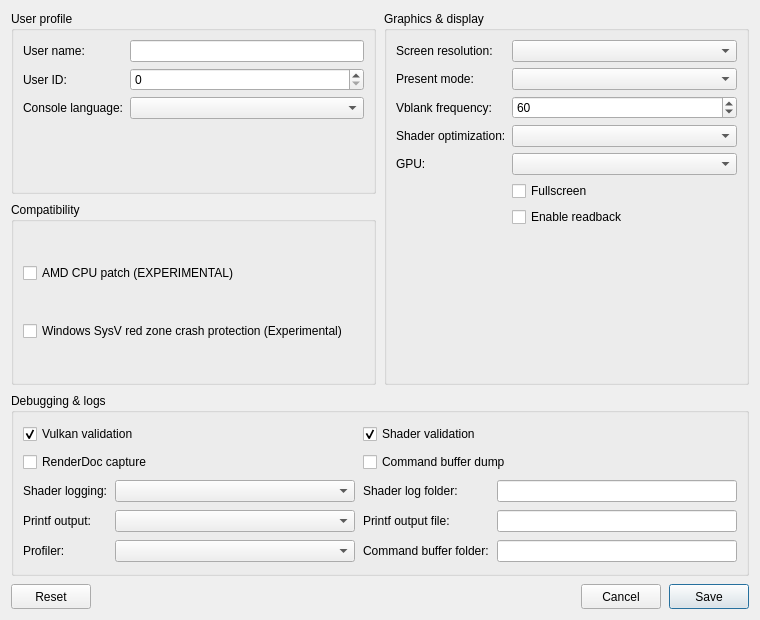
brunobfranca0/KytyPS5, file src/launcher/forms/configuration_edit_dialog.ui: the form before one commit.
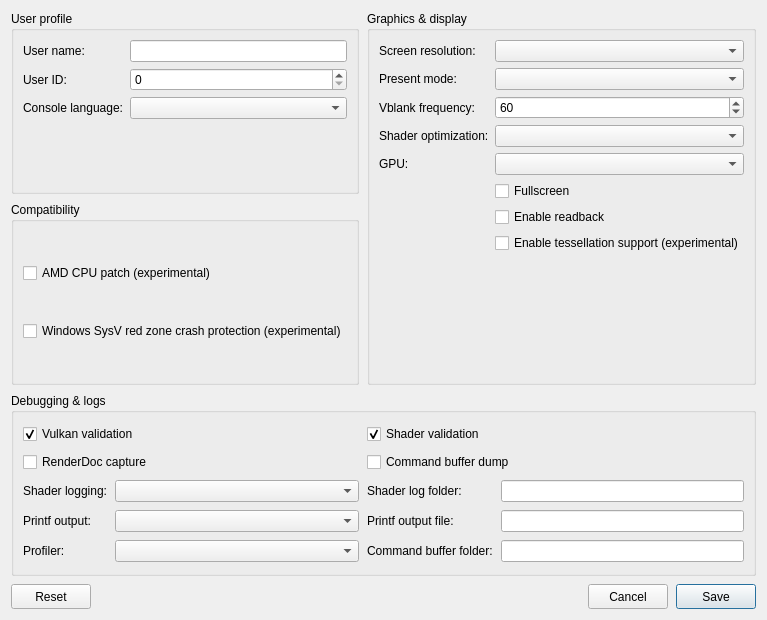
The form after the commit. Custom widgets are drawn as their Qt base class.

Commit message:
tesselation support in GUI

Claude-Session: https://claude.ai/code/session_0116XayCVwz1n9zLk3mWf639

Patch:
```diff
--- a/src/launcher/forms/configuration_edit_dialog.ui
+++ b/src/launcher/forms/configuration_edit_dialog.ui
@@ -149,6 +149,12 @@
           <property name="text"><string>Enable readback</string></property>
          </widget>
         </item>
+        <item row="7" column="1">
+         <widget class="QCheckBox" name="checkBox_tessellation">
+          <property name="toolTip"><string>Draw tessellated geometry. Disabled by default; unsupported tessellation may cause crashes.</string></property>
+          <property name="text"><string>Enable tessellation support (experimental)</string></property>
+         </widget>
+        </item>
        </layout>
       </widget>
      </item>
@@ -261,13 +267,13 @@
         <item>
          <widget class="QCheckBox" name="checkBox_amd_cpu">
           <property name="toolTip"><string>Patch CPU instructions that differ between AMD and the host CPU.</string></property>
-          <property name="text"><string>AMD CPU patch (EXPERIMENTAL)</string></property>
+          <property name="text"><string>AMD CPU patch (experimental)</string></property>
          </widget>
         </item>
         <item>
          <widget class="QCheckBox" name="checkBox_red_zone_protection">
           <property name="toolTip"><string>Helps prevent crashes in some games on Windows</string></property>
-          <property name="text"><string>Windows SysV red zone crash protection (Experimental)</string></property>
+          <property name="text"><string>Windows SysV red zone crash protection (experimental)</string></property>
          </widget>
         </item>
        </layout>
```
The commit also changes 4 other files.
